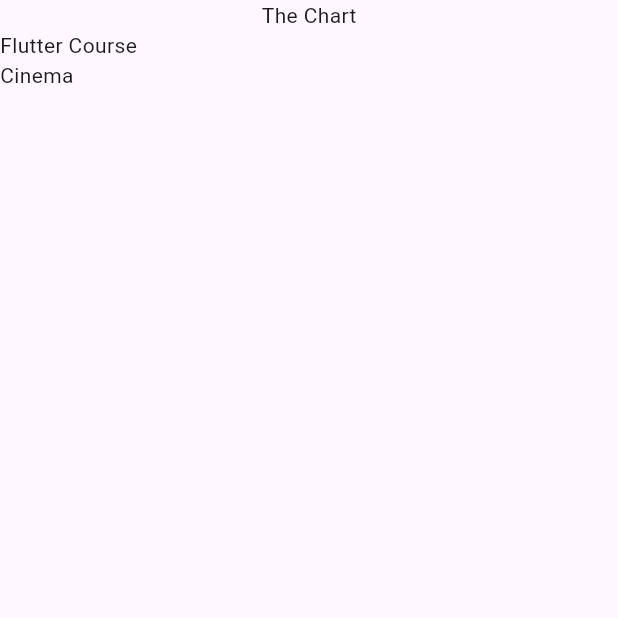
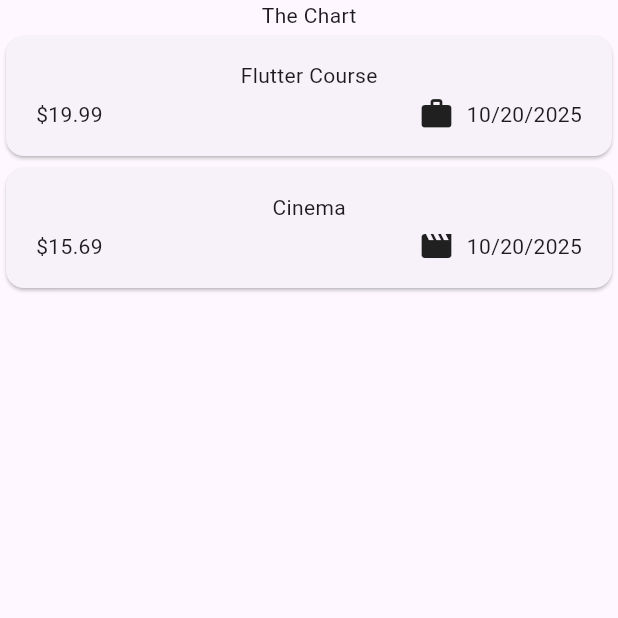
Before and after one commit to huseyinozenalbayrak/flutter-expense-tracker, a Flutter app: the screen it shows after launch, on a phone screen of 412 x 824 dp, the top half of it. Run offline on Flutter 3.47's test engine with Material 3 defaults, Android fonts, the phone set to English and light mode, and no system bars.

Commit message:
Add Expenses feature with ExpensesList and ExpenseItem components

```diff
--- a/lib/main.dart
+++ b/lib/main.dart
@@ -1,5 +1,5 @@
 import 'package:flutter/material.dart';
-import 'package:expense_tracker/expenses.dart';
+import 'package:expense_tracker/widgets/expenses.dart';
 
 void main() {
   runApp(const MaterialApp(home: Expenses()));
--- a/lib/models/expense.dart
+++ b/lib/models/expense.dart
@@ -1,8 +1,19 @@
+import 'package:flutter/material.dart';
 import 'package:uuid/uuid.dart';
+import 'package:intl/intl.dart';
+
+final formatter = DateFormat.yMd();
 
 const uuid = Uuid();
 
 enum Category { food, travel, leisure, work }
+
+const categoryIcons = {
+  Category.food: Icons.lunch_dining,
+  Category.travel: Icons.flight_takeoff,
+  Category.leisure: Icons.movie,
+  Category.work: Icons.work,
+};
 
 class Expense {
   final String id;
@@ -17,4 +28,8 @@ class Expense {
     required this.date,
     required this.category,
   }) : id = uuid.v4();
+
+  String get formattedDate {
+    return formatter.format(date);
+  }
 }
--- a/lib/expenses.dart
+++ b/lib/widgets/expenses.dart
@@ -1,4 +1,4 @@
-import 'package:expense_tracker/expenses_list.dart';
+import 'package:expense_tracker/widgets/expenses_list/expenses_list.dart';
 import 'package:expense_tracker/models/expense.dart';
 import 'package:flutter/material.dart';
 
--- /dev/null
+++ b/lib/widgets/expenses_list/expense_item.dart
@@ -0,0 +1,36 @@
+import 'package:expense_tracker/models/expense.dart';
+import 'package:flutter/material.dart';
+
+class ExpenseItem extends StatelessWidget {
+  const ExpenseItem(this.expense, {super.key});
+
+  final Expense expense;
+
+  @override
+  Widget build(BuildContext context) {
+    return Card(
+      child: Padding(
+        padding: const EdgeInsets.symmetric(vertical: 16, horizontal: 20),
+        child: Column(
+          children: [
+            Text(expense.title),
+            SizedBox(height: 4),
+            Row(
+              children: [
+                Text('\$${expense.amount.toStringAsFixed(2)}'),
+                Spacer(),
+                Row(
+                  children: [
+                    Icon(categoryIcons[expense.category]),
+                    SizedBox(width: 8),
+                    Text(expense.formattedDate),
+                  ],
+                ),
+              ],
+            ),
+          ],
+        ),
+      ),
+    );
+  }
+}
--- a/lib/expenses_list.dart
+++ b/lib/widgets/expenses_list/expenses_list.dart
@@ -1,4 +1,5 @@
 import 'package:expense_tracker/models/expense.dart';
+import 'package:expense_tracker/widgets/expenses_list/expense_item.dart';
 import 'package:flutter/material.dart';
 
 class ExpensesList extends StatelessWidget {
@@ -10,7 +11,7 @@ class ExpensesList extends StatelessWidget {
   Widget build(BuildContext context) {
     return ListView.builder(
       itemCount: expenses.length,
-      itemBuilder: (ctx, index) => Text(expenses[index].title),
+      itemBuilder: (ctx, index) => ExpenseItem(expenses[index]),
     );
   }
 }
--- a/pubspec.yaml
+++ b/pubspec.yaml
@@ -35,6 +35,7 @@ dependencies:
   # Use with the CupertinoIcons class for iOS style icons.
   cupertino_icons: ^1.0.8
   uuid: ^4.5.1
+  intl: ^0.20.2
 
 dev_dependencies:
   flutter_test:
```
Also changed, not shown: pubspec.lock, 1 other file.
